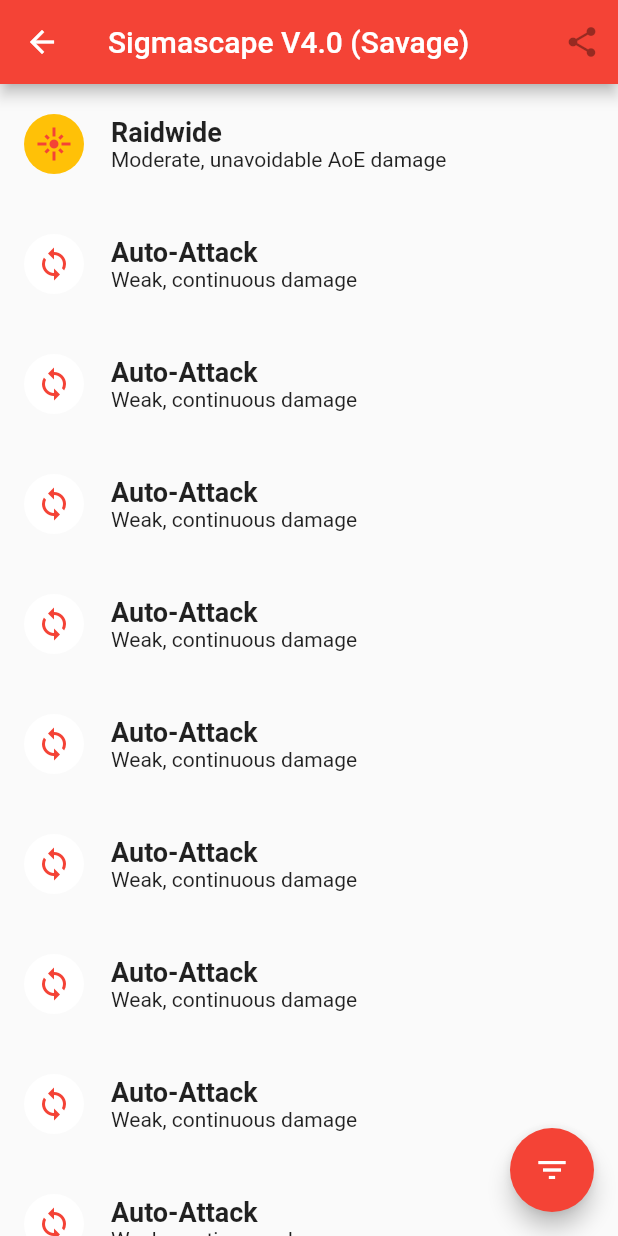
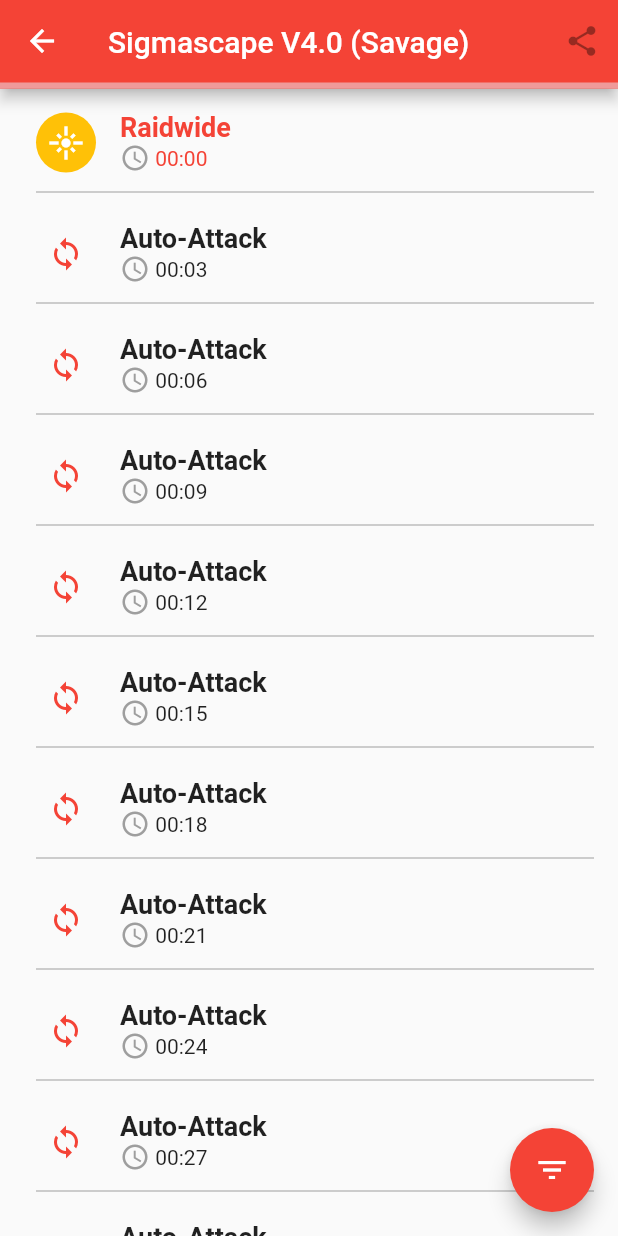
Before and after one commit to veltall/ffxiv-raid-planner, a Flutter app: the screen it shows after launch, after a tap on "Sigmascape V4.0 (Savage)", on a phone screen of 412 x 824 dp. Run offline on Flutter 3.47's test engine with Material 2 defaults, Android fonts, the phone set to English and light mode, and no system bars.

Commit message:
finished with mockup demo, stuck fixing constness evaluator bug

```diff
--- a/lib/encounter.dart
+++ b/lib/encounter.dart
@@ -17,6 +17,7 @@ class Encounter {
     @required this.timelineData,
   }) {
     buildTimeline();
+    buildPinned();
   }
 
   void buildTimeline() {
@@ -34,20 +35,94 @@ class Encounter {
       timeline.add(event);
     });
   }
+
+  void buildPinned() {}
 }
 
 class EncounterScreen extends StatefulWidget {
   // housekeeping
   final GlobalKey<ScaffoldState> scaffoldKey;
+  final Encounter enc;
 
   EncounterScreen({@required this.scaffoldKey, @required this.enc});
 
-  final Encounter enc;
   @override
   _EncounterScreenState createState() => new _EncounterScreenState();
 }
 
 class _EncounterScreenState extends State<EncounterScreen> {
+  GlobalKey<ScaffoldState> _scaffoldKey;
+  double _progress;
+
+  @override
+  void initState() {
+    super.initState();
+    _progress = 0.0;
+    _scaffoldKey = widget.scaffoldKey;
+  }
+
+  void _showBottomSheet(int i) {
+    _scaffoldKey.currentState.showBottomSheet<Null>((BuildContext context) {
+      final ThemeData themeData = Theme.of(context);
+      return new Container(
+        decoration: new BoxDecoration(
+            border: new Border(
+                top: new BorderSide(color: themeData.disabledColor))),
+        child: new Padding(
+          padding: const EdgeInsets.all(32.0),
+          child: Container(
+            child: new Row(
+              mainAxisAlignment: MainAxisAlignment.spaceBetween,
+              children: <Widget>[
+                new AbilityWidget(
+                  ability: new Ability(
+                    name: 'Rampart',
+                    duration: new Duration(seconds: 20),
+                    recast: new Duration(seconds: 90),
+                  ),
+                  now: i,
+                ),
+                new AbilityWidget(
+                  ability: new Ability(
+                    name: 'Raw Intuition',
+                    duration: new Duration(seconds: 20),
+                    recast: new Duration(seconds: 90),
+                  ),
+                  now: i,
+                ),
+                new AbilityWidget(
+                  ability: new Ability(
+                    name: 'Convalescence',
+                    duration: new Duration(seconds: 20),
+                    recast: new Duration(seconds: 120),
+                  ),
+                  now: i,
+                ),
+                new AbilityWidget(
+                  ability: new Ability(
+                    duration: new Duration(seconds: 6),
+                    recast: new Duration(seconds: 180),
+                    name: "Holmgang",
+                  ),
+                  now: i,
+                ),
+              ],
+            ),
+          ),
+        ),
+      );
+    });
+  }
+
+  void _handleEventOnTap(Event event) {
+    setState(() {
+      _progress = event.time / widget.enc.enrage;
+    });
+    _showBottomSheet(232);
+  }
+
+  void _handleLongPress() {}
+
   @override
   Widget build(BuildContext context) {
     return new Scaffold(
@@ -59,12 +134,24 @@ class _EncounterScreenState extends State<EncounterScreen> {
             onPressed: null,
           ),
         ],
+        bottom: new PreferredSize(
+          preferredSize: new Size(720.0, 3.0),
+          child: new LinearProgressIndicator(
+            value: _progress,
+          ),
+        ),
       ),
       body: new ListView(
-        addAutomaticKeepAlives: true,
-        padding: const EdgeInsets.only(left: 16.0),
+        addAutomaticKeepAlives: false,
+        padding: const EdgeInsets.only(left: 8.0),
         children: widget.enc.timeline.map((event) {
-          return new EventWidget(event: event);
+          return ListTile(
+            title: new EventWidget(event: event),
+            subtitle: new Divider(color: Colors.grey, height: 2.0),
+            selected: (event.time == 0),
+            onLongPress: _handleLongPress,
+            onTap: () => _handleEventOnTap(event),
+          );
         }).toList(),
       ),
       floatingActionButton: new FloatingActionButton(
--- a/lib/event.dart
+++ b/lib/event.dart
@@ -14,11 +14,12 @@ class Event {
   // functional data
   Response res;
 
-  Event(
-      {@required this.time,
+  Event({
+    @required this.time,
     @required this.title,
     @required this.res,
-      @required this.desc});
+    @required this.desc,
+  });
 }
 
 class EventWidget extends StatefulWidget {
@@ -61,12 +62,18 @@ class _EventWidgetState extends State<EventWidget> {
 
   @override
   Widget build(BuildContext context) {
+    // convert time to presentation format
+    int time = widget.event.time;
+    Duration temp = new Duration(seconds: time);
+    String minute = temp.inMinutes.toString().padLeft(2,'0');
+    String seconds = (temp.inSeconds % 60).toString().padLeft(2,'0');
+    String timeStamp = minute + ":" + seconds;
+
     return new Container(
       child: new Row(
         children: <Widget>[
           new Container(
-            height: 80.0,
-            width: 350.0,
+            height: 64.0,
             child: new Row(
               mainAxisAlignment: MainAxisAlignment.start,
               children: <Widget>[
@@ -74,11 +81,13 @@ class _EventWidgetState extends State<EventWidget> {
                   child: new Icon(avatar),
                   backgroundColor: (widget.event.title == "Raidwide")
                       ? Colors.amber
-                    : Colors.white,
-                  foregroundColor: Colors.red,
+                      : Colors.transparent,
+                  foregroundColor: (widget.event.title == "Raidwide")
+                      ? Colors.white
+                      : Colors.red,
                 ),
                 Padding(
-                  padding: const EdgeInsets.only(left: 18.0),
+                  padding: const EdgeInsets.only(left: 16.0),
                   child: new Column(
                     mainAxisAlignment: MainAxisAlignment.center,
                     crossAxisAlignment: CrossAxisAlignment.start,
@@ -90,12 +99,19 @@ class _EventWidgetState extends State<EventWidget> {
                           fontSize: 18.0,
                         ),
                       ),
+                      Row(
+                        children: <Widget>[
+                          // new Icon(Icons.av_timer),
+                          // new Icon(Icons.timer),
+                          new Icon(Icons.access_time, color: Colors.grey, size: 20.0),
                           new Text(
-                        widget.event.desc,
+                            timeStamp.padLeft(6,' '),
                             style: new TextStyle(
                               fontWeight: FontWeight.w400,
                               fontSize: 14.0,
                             ),
+                          ),
+                        ],
                       )
                     ],
                   ),
@@ -112,18 +128,8 @@ class _EventWidgetState extends State<EventWidget> {
           // ),
           new ResponseWidget(response: widget.event.res),
         ],
+        mainAxisSize: MainAxisSize.max,
       ),
     );
-    // return new ExpansionTile(
-    //   title: new Text(widget.event.title),
-    //   children: <Widget>[
-    //     new ListTile(
-    //       title: new Text(widget.event.time.toString()),
-    //     ),
-    //     new ListTile(
-    //       title: new Text(widget.event.desc),
-    //     ),
-    //   ],
-    // );
   }
 }
--- a/lib/main.dart
+++ b/lib/main.dart
@@ -130,7 +130,7 @@ class _MainScreenState extends State<MainScreen> {
     // events = new List.generate(240, (i) => 'event #${i*3}');
     List<Map<String, String>> events = new List.generate(240, (index) {
       Map<String, String> event = new Map<String, String>();
-      int time = index*3;
+      int time = index * 3;
       event['time'] = time.toString();
       if (time % 11 == 0) {
         event['title'] = 'Raidwide';
@@ -138,7 +138,7 @@ class _MainScreenState extends State<MainScreen> {
       } else if (time % 45 == 0) {
         event['title'] = 'Tank-Buster';
         event['desc'] = 'Heavy, single-hit damage';
-      } else if (time % 39 == 0){
+      } else if (time % 39 == 0) {
         event['title'] = 'Targeted';
         event['desc'] = 'Heavy, avoidable AoE damage';
       } else {
```
Also changed, not shown: 1 other file. Lines whose indentation alone changed are shown as unchanged.
